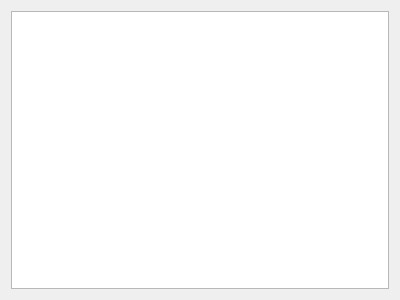
This is example/mainwindow.ui in romb-technologies/Bezier as Qt 5 draws it before an edit. The edited form follows.
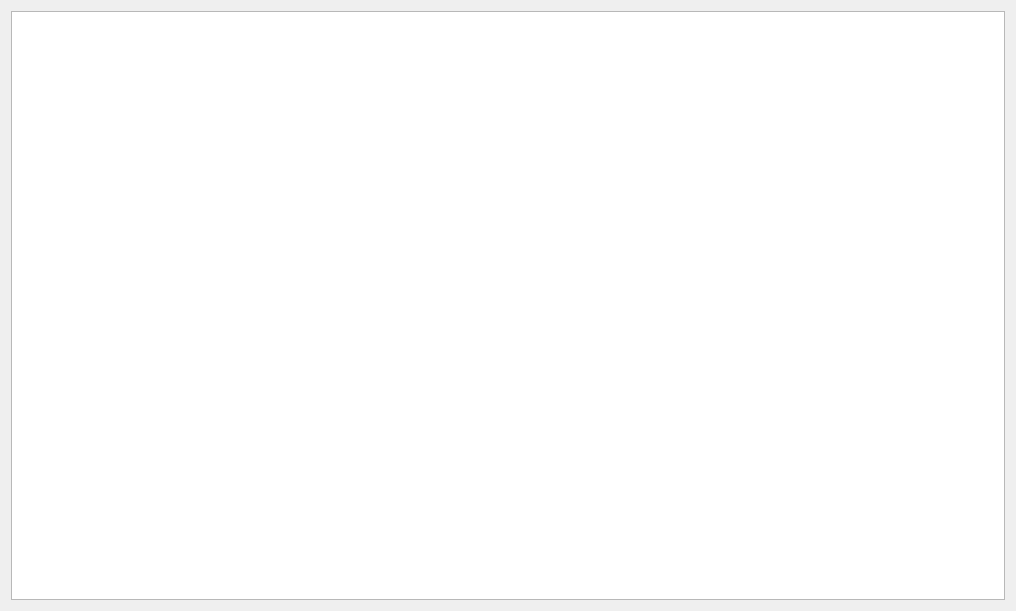
This is the edited form.

```diff
--- a/example/mainwindow.ui
+++ b/example/mainwindow.ui
@@ -6,8 +6,8 @@
    <rect>
     <x>0</x>
     <y>0</y>
-    <width>400</width>
-    <height>300</height>
+    <width>1016</width>
+    <height>611</height>
    </rect>
   </property>
   <property name="windowTitle">
```
